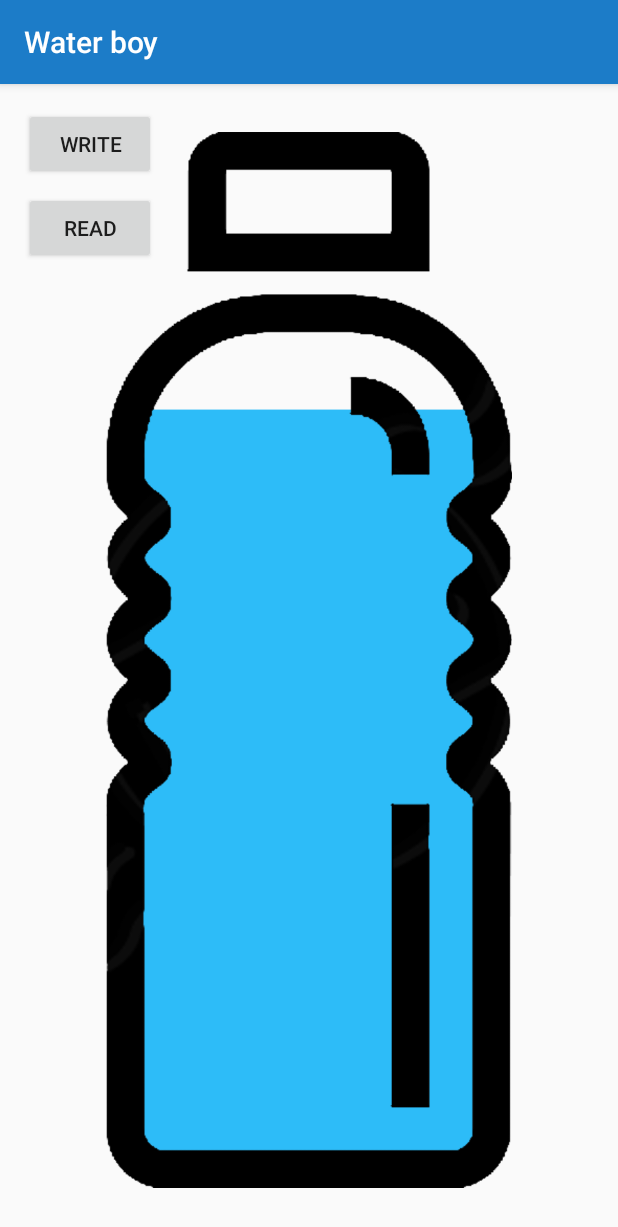
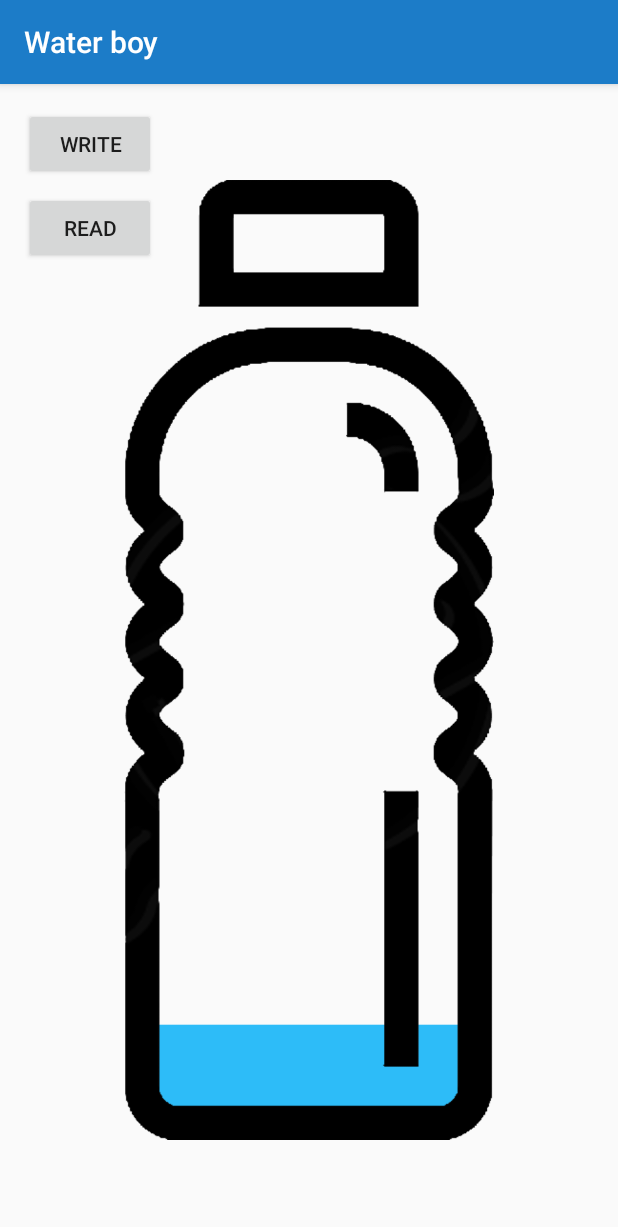
Before and after one commit to ZackAkil/smart-water-boy, an Android app: the screen it shows after launch (MainActivity), after a tap on "READ", on a phone screen of 412 x 824 dp. Shown: the top 1227 px of the screen. Run offline under Robolectric (Android 15) with nearby library versions, the phone set to English and light mode, and no system bars; 2 statements that could not run were skipped.

Commit message:
having image changing per level value

```diff
--- a/android/app/src/main/java/com/example/zackakil/waterboy/MainActivity.java
+++ b/android/app/src/main/java/com/example/zackakil/waterboy/MainActivity.java
@@ -19,6 +19,7 @@ import java.util.UUID;
 
 import android.util.Log;
 import android.view.View;
+import android.widget.ImageView;
 
 import java.io.IOException;
 import java.io.OutputStream;
@@ -38,10 +39,15 @@ public class MainActivity extends AppCompatActivity {
     ScheduledFuture<?> scheduledFuture = null;
     private int notificationThresh = 10;
 
+
+    private ImageView bottleImageView;
+
     @Override
     protected void onCreate(Bundle savedInstanceState) {
         super.onCreate(savedInstanceState);
         setContentView(R.layout.activity_main);
+
+        bottleImageView = findViewById(R.id.bottleImageView);
 
         String isOld = getIntent().getStringExtra("future");
 
@@ -157,6 +163,15 @@ public class MainActivity extends AppCompatActivity {
             public void run() {
                 int level = pingReadBluetooth();
                 Log.e("My App", "Hello again " + String.valueOf(level));
+
+                if(level < 60){
+                    bottleImageView.setImageResource(R.drawable.low);
+                }else if (level < 160){
+                    bottleImageView.setImageResource(R.drawable.mid);
+                }else{
+                    bottleImageView.setImageResource(R.drawable.high);
+                }
+
             }
         }, 100);
 
--- a/android/app/src/main/res/layout/activity_main.xml
+++ b/android/app/src/main/res/layout/activity_main.xml
@@ -33,8 +33,8 @@
         android:id="@+id/bottleImageView"
         android:layout_width="0dp"
         android:layout_height="0dp"
-        android:layout_marginBottom="32dp"
-        android:layout_marginTop="32dp"
+        android:layout_marginBottom="64dp"
+        android:layout_marginTop="64dp"
         app:layout_constraintBottom_toBottomOf="parent"
         app:layout_constraintHorizontal_bias="1.0"
         app:layout_constraintLeft_toLeftOf="parent"
```
